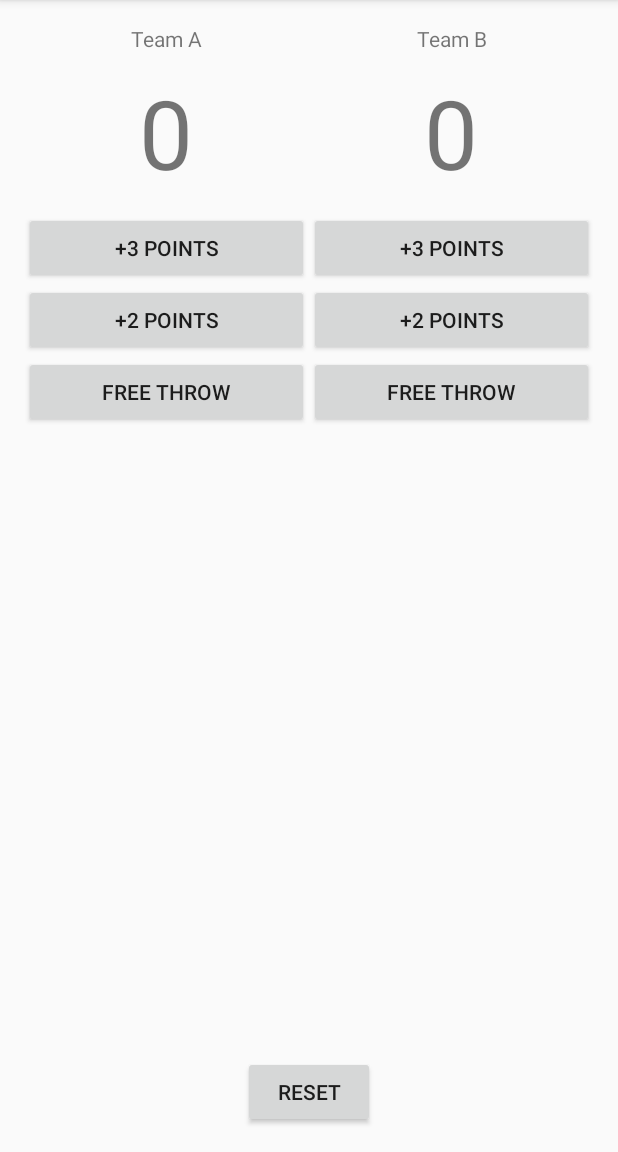
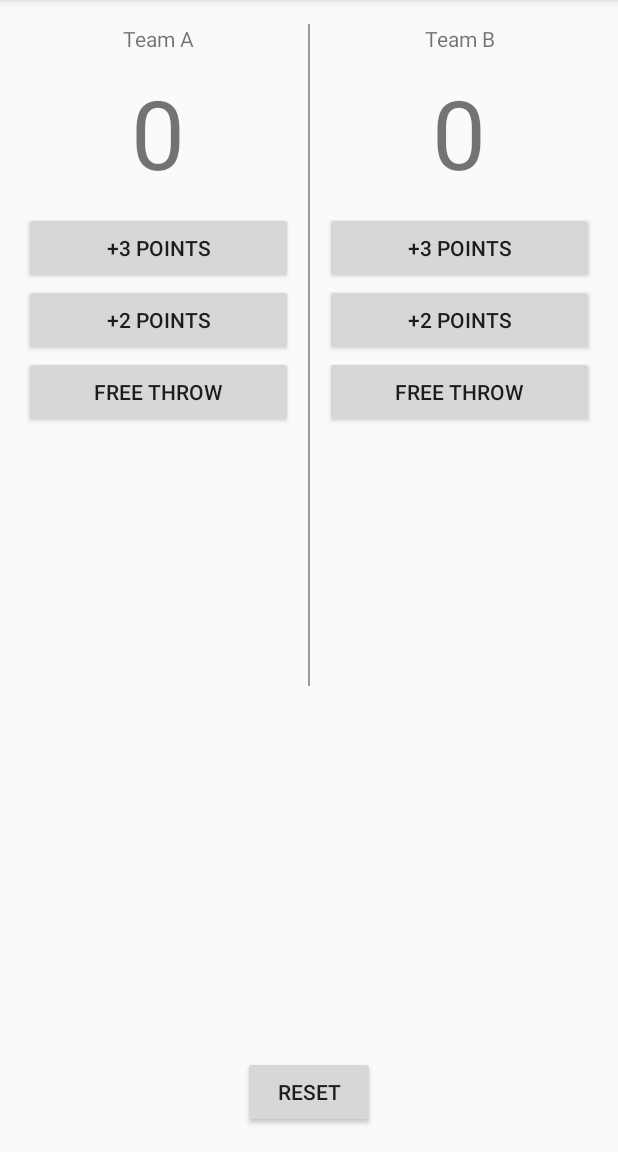
Before and after one commit to pratamawijaya/android-academy-jogja, an Android app: the screen it shows after launch (MainActivity), on a phone screen of 412 x 824 dp, the part 84-1236 px from its top. Run offline under Robolectric (Android 15) with nearby library versions, the phone set to English and light mode, and no system bars.

Commit message:
tambah garis

```diff
--- a/batch1/CourtCounter/app/src/main/res/layout/activity_main.xml
+++ b/batch1/CourtCounter/app/src/main/res/layout/activity_main.xml
@@ -65,6 +65,14 @@
 
     </LinearLayout>
 
+    <View
+        android:layout_marginLeft="10dp"
+        android:layout_marginRight="10dp"
+        android:background="#999"
+        android:layout_width="1dp"
+        android:layout_height="match_parent"
+        />
+
     <LinearLayout
         android:layout_weight="1"
         android:layout_width="0dp"
```
